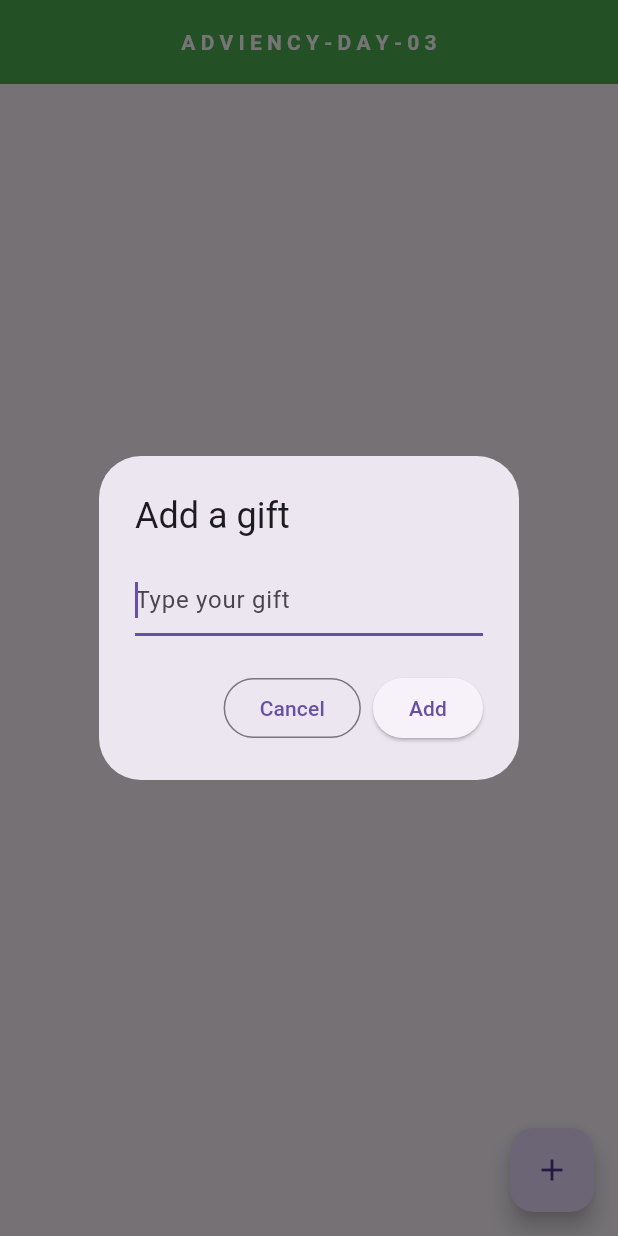
After one commit to almanoduerme/adviency, a Flutter app: the GiftList screen opened directly, after a tap on the "add" icon, on a phone screen of 412 x 824 dp. The commit adds this screen. Run offline on Flutter 3.47's test engine with Material 3 defaults, Android fonts, the phone set to English and light mode, and no system bars; our stand-ins replace fluttertoast.

Commit message:
Add day 03

```diff
--- a/day_02/lib/main.dart
+++ b/day_02/lib/main.dart
@@ -19,7 +19,6 @@ class MainApp extends StatelessWidget {
             ),
             backgroundColor: Colors.red,
             body: const Padding(
-              // padding: EdgeInsets.only(top: 12),
               padding: EdgeInsets.symmetric(vertical: 12, horizontal: 12),
               child: Center(
                 child: Column(
--- /dev/null
+++ b/day_03/analysis_options.yaml
@@ -0,0 +1 @@
+include: package:flutter_lints/flutter.yaml
--- /dev/null
+++ b/day_03/lib/home/gift.dart
@@ -0,0 +1,4 @@
+class Gift {
+  Gift({required this.name});
+  String name;
+}
--- /dev/null
+++ b/day_03/lib/home/home_page.dart
@@ -0,0 +1,93 @@
+import 'package:day_03/home/gift.dart';
+import 'package:day_03/home/widgets/gift_item.dart';
+import 'package:flutter/material.dart';
+import 'package:fluttertoast/fluttertoast.dart';
+
+class GiftList extends StatefulWidget {
+  const GiftList({super.key});
+
+  @override
+  State<GiftList> createState() => _GiftListState();
+}
+
+class _GiftListState extends State<GiftList> {
+  final List<Gift> _gifts = [];
+  final TextEditingController _textFieldController = TextEditingController();
+
+  void _addGiftItem(String name) {
+    if (name.trim().isEmpty) {
+      Fluttertoast.showToast(
+          msg: "Gift name cannot be empty!",
+          toastLength: Toast.LENGTH_SHORT,
+          timeInSecForIosWeb: 1,
+          gravity: ToastGravity.BOTTOM,
+          backgroundColor: Colors.red,
+          textColor: Colors.white,
+          fontSize: 16.0);
+      return;
+    }
+    setState(() {
+      _gifts.add(Gift(name: name.trim()));
+    });
+    _textFieldController.clear();
+  }
+
+  @override
+  Widget build(BuildContext context) {
+    return Scaffold(
+      appBar: AppBar(
+        title: const Text("A D V I E N C Y - D A Y - 0 3"),
+        backgroundColor: Colors.green,
+        centerTitle: true,
+        titleTextStyle: const TextStyle(fontWeight: FontWeight.bold),
+      ),
+      body: ListView.builder(
+        padding: const EdgeInsets.symmetric(horizontal: 12, vertical: 12),
+        itemCount: _gifts.length,
+        itemBuilder: (context, index) {
+          return Column(
+            children: [
+              GiftItem(gift: _gifts[index]),
+              const SizedBox(height: 12)
+            ],
+          );
+        },
+      ),
+      floatingActionButton: FloatingActionButton(
+        onPressed: _displayDialog,
+        tooltip: 'Add a gift',
+        child: const Icon(Icons.add),
+      ),
+    );
+  }
+
+  Future<void> _displayDialog() async {
+    return showDialog<void>(
+      context: context,
+      barrierDismissible: false,
+      builder: (BuildContext context) {
+        return AlertDialog(
+          title: const Text('Add a gift'),
+          content: TextField(
+            controller: _textFieldController,
+            decoration: const InputDecoration(hintText: 'Type your gift'),
+            autofocus: true,
+          ),
+          actions: <Widget>[
+            OutlinedButton(
+              onPressed: () => Navigator.of(context).pop(),
+              child: const Text('Cancel'),
+            ),
+            ElevatedButton(
+              onPressed: () {
+                _addGiftItem(_textFieldController.text);
+                Navigator.of(context).pop();
+              },
+              child: const Text('Add'),
+            ),
+          ],
+        );
+      },
+    );
+  }
+}
--- /dev/null
+++ b/day_03/lib/home/widgets/gift_item.dart
@@ -0,0 +1,17 @@
+import 'package:day_03/home/gift.dart';
+import 'package:flutter/material.dart';
+
+class GiftItem extends StatelessWidget {
+  const GiftItem({super.key, required this.gift});
+
+  final Gift gift;
+
+  @override
+  Widget build(BuildContext context) {
+    return ListTile(
+      title: Text(gift.name),
+      tileColor: Colors.yellow,
+      leading: const Icon(Icons.redeem),
+    );
+  }
+}
```
Also changed, not shown: day_03/lib/main.dart (added, +23 -0 lines), day_03/pubspec.yaml (added, +20 -0 lines), day_03/lib/images/screenshot01.png (added), day_03/lib/images/screenshot02.png (added), day_03/lib/images/screenshot03.png (added), day_03/lib/images/screenshot04.png (added), day_03/pubspec.lock (added), 123 other files.
